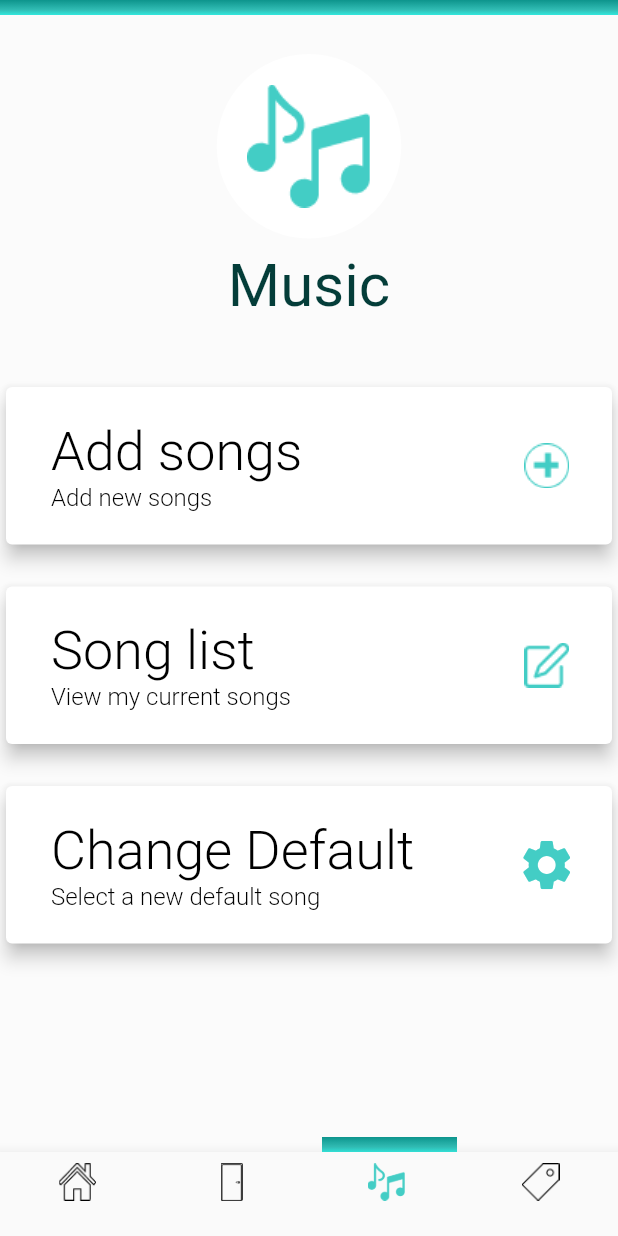
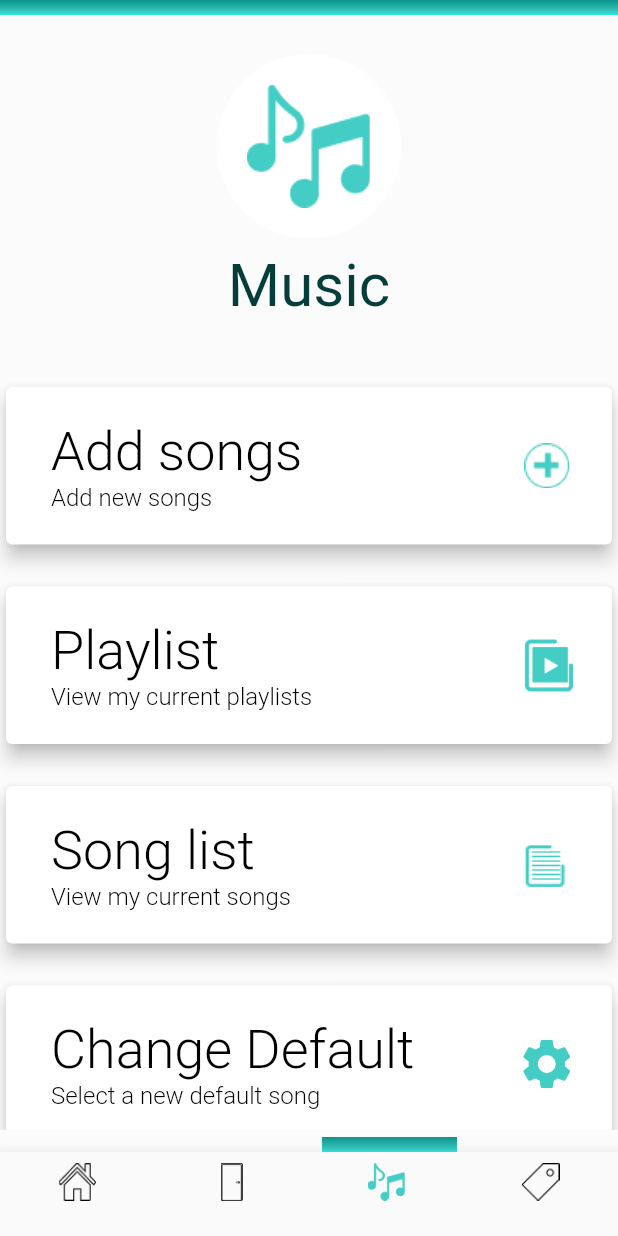
Before and after one commit to slipiduche/systemAPP, a Flutter app: the MusicPage screen opened by its route, on a phone screen of 412 x 824 dp. Run offline on Flutter 3.47's test engine with Material 2 defaults, Android fonts, the phone set to English and light mode, and no system bars; our stand-ins replace file_picker, rxdart, shared_preferences; missing offline and left inert: flutter_radio_player, id3, mime_type, mqtt_client, shared_preferences_web; accounts and stored records are empty.

Commit message:
modificaciones visuales

```diff
--- a/lib/src/icons/icons.dart
+++ b/lib/src/icons/icons.dart
@@ -14,6 +14,24 @@ Widget homeBarIcon(double size) {
   return Image(
     image: AssetImage(
       'assets/homebar.png',
+    ),
+    width: size,
+    height: size,
+  );
+}
+Widget playListIcon(double size) {
+  return Image(
+    image: AssetImage(
+      'assets/playListIcon.png',
+    ),
+    width: size,
+    height: size,
+  );
+}
+Widget listIcon(double size) {
+  return Image(
+    image: AssetImage(
+      'assets/listIcon.png',
     ),
     width: size,
     height: size,
--- a/lib/src/pages/music_page.dart
+++ b/lib/src/pages/music_page.dart
@@ -67,8 +67,11 @@ class _MusicPageState extends State<MusicPage> {
                           tarjeta('Add songs', 'Add new songs',
                               addIcon(40, colorMedico), 9, context),
                           SizedBox(height: 20.0),
+                          tarjeta('Playlist', 'View my current playlists',
+                              playListIcon(40), 20, context),
+                          SizedBox(height: 20.0),
                           tarjeta('Song list', 'View my current songs',
-                              editIcon(40, colorMedico), 6, context),
+                              listIcon(40), 6, context),
                           SizedBox(height: 20.0),
                           tarjeta(
                               'Change Default',
@@ -82,7 +85,7 @@ class _MusicPageState extends State<MusicPage> {
                     ),
                   ),
                 ),
-                SizedBox(height:5.0),
+                SizedBox(height: 5.0),
                 gradientBar2(2),
               ],
             ),
```
Also changed, not shown: lib/src/widgets/widgets.dart (+28 -28 lines), assets/listIcon.png (added), assets/playListIcon.png (added), 1 other file.
